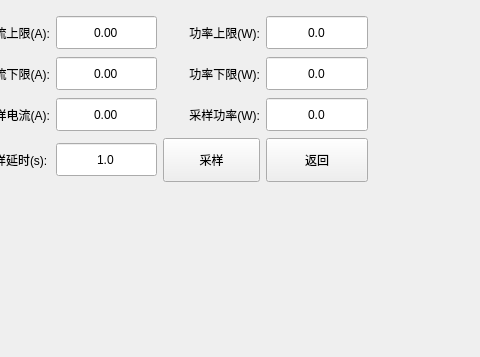
Old version of the form PageLck.ui in the repository bloglink/aip-tester; both pictures show x 320 to 800 and y 243 to 600 of the 800 by 600 pixel window.
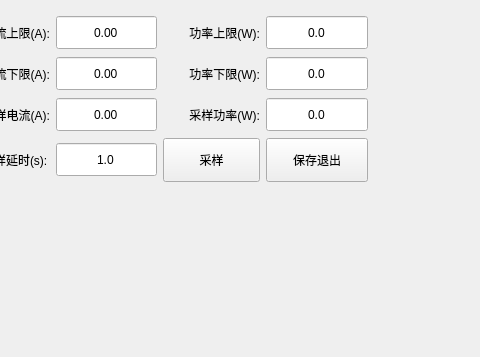
New version of the form.

Commit message: style:(2.1.0.170329)改返回为保存退出

The edit to the form file:
```diff
--- a/PageLck.ui
+++ b/PageLck.ui
@@ -453,7 +453,7 @@
       </size>
      </property>
      <property name="text">
-      <string>返回</string>
+      <string>保存退出</string>
      </property>
     </widget>
    </item>
```
The commit also changes 7 other files.
